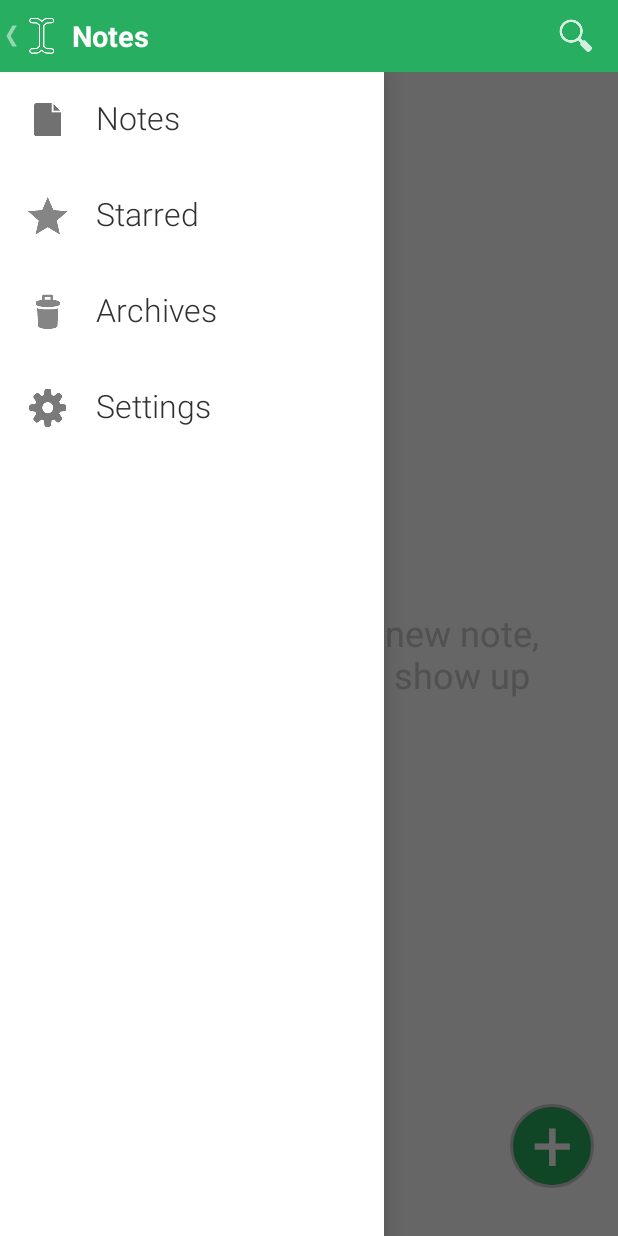
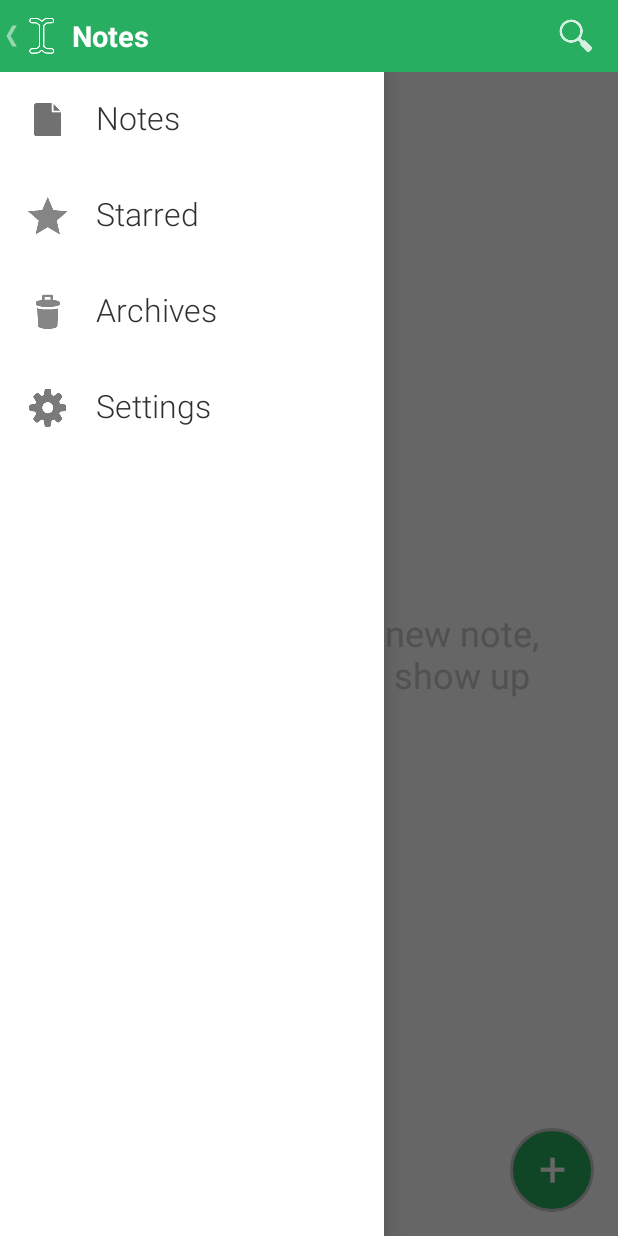
Before and after one commit to jffrymrtn/writeily, an Android app: the screen it shows after launch (MainActivity), with the side drawer open, on a phone screen of 412 x 824 dp. Run offline under Robolectric (Android 15) with nearby library versions, the phone set to English and light mode, and no system bars; 2 statements that could not run were skipped.

```diff
--- a/writeily/src/main/res/layout/activity_main.xml
+++ b/writeily/src/main/res/layout/activity_main.xml
@@ -27,11 +27,11 @@
                 android:layout_height="56dp"
                 android:layout_alignParentBottom="true"
                 android:layout_alignParentRight="true"
-                android:layout_marginBottom="32dp"
+                android:layout_marginBottom="16dp"
                 android:layout_marginRight="16dp"
                 android:text="@string/plus"
                 android:textColor="@android:color/white"
-                android:textSize="48sp"
+                android:textSize="32sp"
                 android:includeFontPadding="false"
                 android:fontFamily="sans-serif"
                 android:background="@drawable/new_note_background" />
--- a/writeily/src/main/res/layout/activity_preview.xml
+++ b/writeily/src/main/res/layout/activity_preview.xml
@@ -2,6 +2,7 @@
 
 <LinearLayout xmlns:android="http://schemas.android.com/apk/res/android"
     android:orientation="vertical"
+    android:fitsSystemWindows="true"
     android:layout_width="match_parent"
     android:layout_height="match_parent">
     <WebView
--- a/writeily/src/main/res/values-v19/styles.xml
+++ b/writeily/src/main/res/values-v19/styles.xml
@@ -23,7 +23,7 @@
         <item name="android:listViewStyle">@style/PreferenceListViewStyle</item>
     </style>
 
-    <style name="PreferenceListViewStyle" parent="android:Widget.ListView">
+    <style name="PreferenceListViewStyle" parent="android:Widget.Holo.ListView">
         <item name="android:background">@android:color/white</item>
         <item name="android:divider">@android:color/white</item>
         <item name="android:dividerHeight">0dip</item>
```
